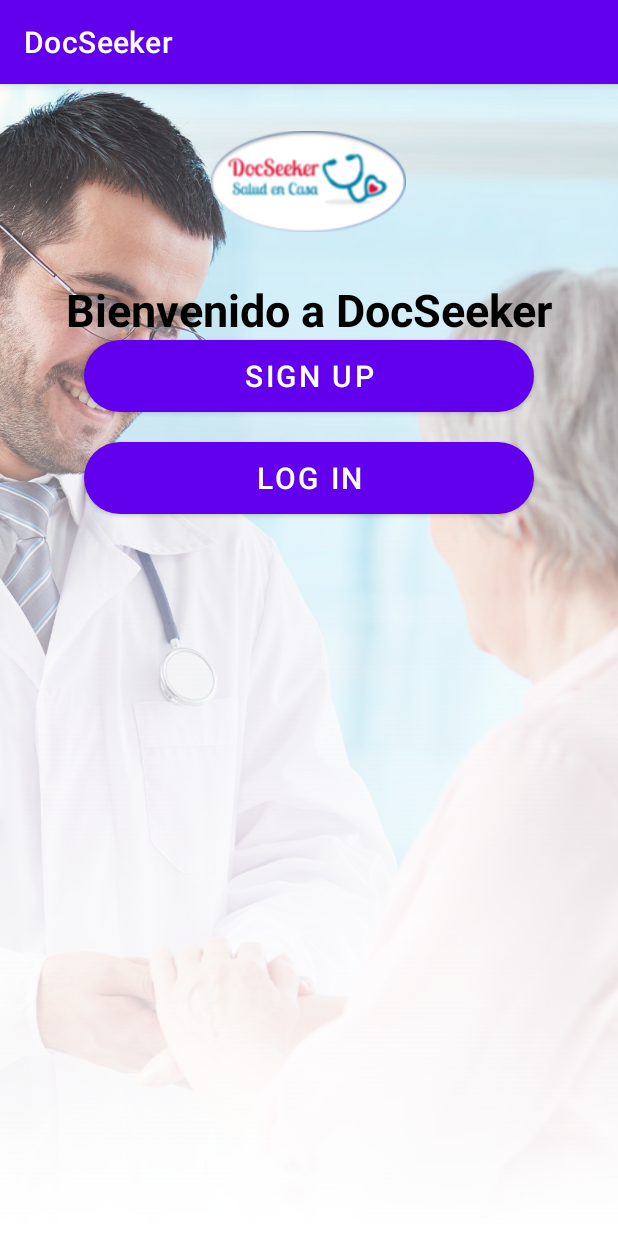
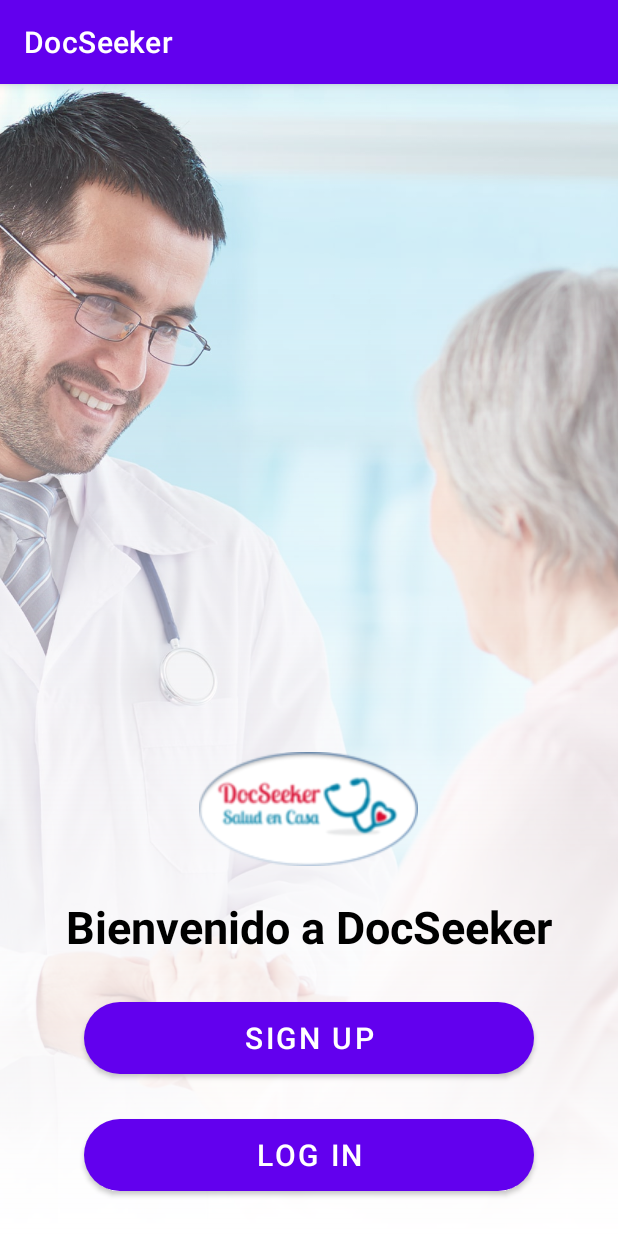
Before and after one commit to Desarrollo-de-Soluciones-IoT/Mobile-Aplication, an Android app: the screen it shows after launch (MainActivity), on a phone screen of 412 x 824 dp. Run offline under Robolectric (Android 15) with nearby library versions, the phone set to English and light mode, and no system bars.

Commit message:
Add logo image and alignment

```diff
--- a/app/src/main/res/layout/activity_main.xml
+++ b/app/src/main/res/layout/activity_main.xml
@@ -23,42 +23,45 @@
 
     <LinearLayout
         android:layout_width="match_parent"
-        android:layout_height="match_parent"
-        android:orientation="vertical">
+        android:layout_height="wrap_content"
+        android:orientation="vertical"
+        android:layout_alignParentBottom="true">
 
         <ImageView
-            android:layout_width="130dp"
-            android:layout_height="130dp"
+            android:layout_width="wrap_content"
+            android:layout_height="wrap_content"
             android:layout_gravity="center"
+            android:contentDescription="DocSeeker logo"
             android:src="@drawable/logo"
-            android:scaleType="fitCenter"
-            android:contentDescription="DocSeeker logo"/>
+            android:layout_marginBottom="20dp"/>
 
         <TextView
             android:layout_width="match_parent"
             android:layout_height="wrap_content"
+            android:layout_marginBottom="30dp"
             android:text="@string/welcome_message"
+            android:textAlignment="center"
             android:textColor="#000"
-            android:textStyle="bold"
             android:textSize="30sp"
-            android:textAlignment="center"/>
+            android:textStyle="bold" />
+
+        <Button
+            android:layout_width="300dp"
+            android:layout_height="wrap_content"
+            android:layout_marginBottom="30dp"
+            android:layout_gravity="center"
+            android:background="@drawable/button_primary"
+            android:text="Sign Up"
+            android:textSize="20sp" />
 
         <Button
             android:layout_width="300dp"
             android:layout_height="wrap_content"
             android:layout_gravity="center"
-            android:text="Sign Up"
-            android:textSize="20sp"
-            android:background="@drawable/button_primary"/>
-
-        <Button
-            android:layout_width="300dp"
-            android:layout_height="wrap_content"
-            android:layout_gravity="center"
-            android:layout_marginTop="20dp"
+            android:layout_marginBottom="30dp"
+            android:background="@drawable/button_secondary"
             android:text="Log In"
-            android:textSize="20sp"
-            android:background="@drawable/button_secondary"/>
+            android:textSize="20sp" />
     </LinearLayout>
 
 </RelativeLayout>
```
